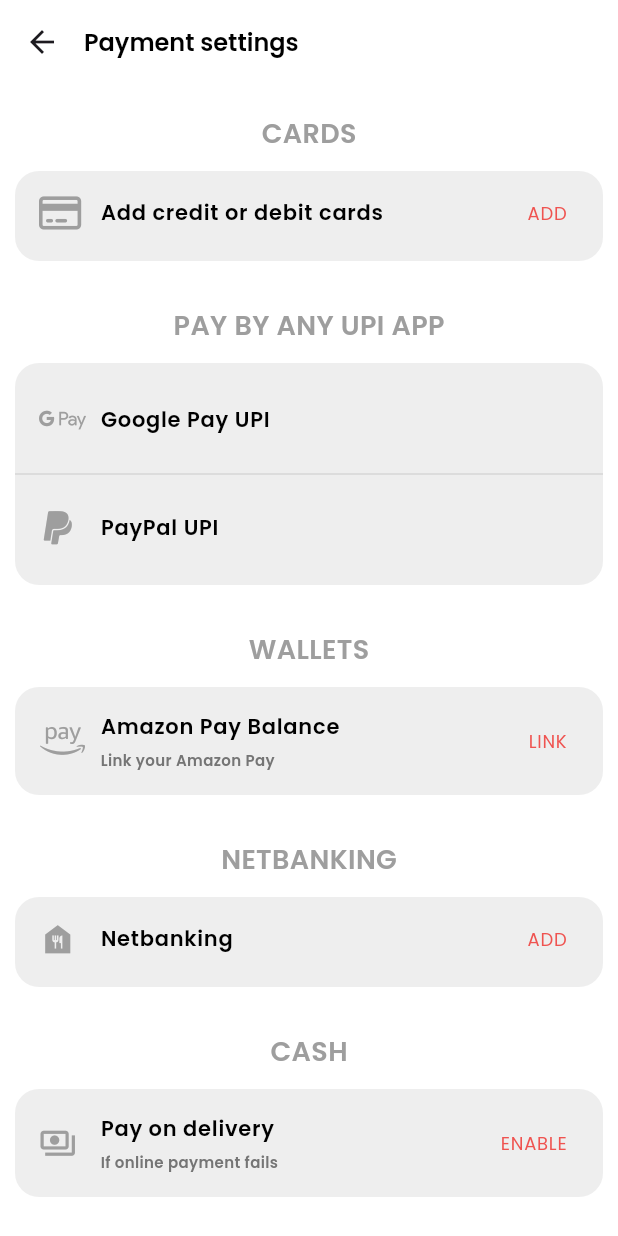
After one commit to VandanKambodi/Snackzilla, a Flutter app: the paymentSet screen opened directly, on a phone screen of 412 x 824 dp. The commit adds this screen. Run offline on Flutter 3.47's test engine with Material 3 defaults, Android fonts, the phone set to English and light mode, and no system bars; our stand-ins replace font_awesome_flutter.

Commit message:
Payment settings Page
Add Payment settings Page

```diff
--- /dev/null
+++ b/lib/Settings/paymentSet.dart
@@ -0,0 +1,162 @@
+
+import 'package:flutter/cupertino.dart';
+import 'package:flutter/material.dart';
+import 'package:font_awesome_flutter/font_awesome_flutter.dart';
+
+class paymentSet extends StatefulWidget{
+  @override
+  State<paymentSet> createState() => _paymentSetState();
+}
+
+class _paymentSetState extends State<paymentSet> {
+  @override
+  Widget build(BuildContext context) {
+    // TODO: implement build
+    return Scaffold(
+      appBar: AppBar(
+        automaticallyImplyLeading: true,
+        elevation: 0,
+        backgroundColor: Colors.white,
+        titleSpacing: 0,
+        title: Text("Payment settings",style: TextStyle(color: Colors.black,fontFamily: 'pageHead', fontSize: 16),),
+      ),
+
+      body: Padding(
+        padding: const EdgeInsets.all(10.0),
+        child: Column(
+          children: [
+            SizedBox(height: 10,),
+            Row(
+              mainAxisAlignment: MainAxisAlignment.center,
+              children: [
+                Text("CARDS",style: TextStyle(color: Colors.grey.shade500,fontFamily: 'pageHead',fontSize: 18),),
+              ],
+            ),
+            SizedBox(height: 12,),
+            Container(
+              decoration: BoxDecoration(
+                color: Colors.grey.shade200,
+                borderRadius: BorderRadius.circular(16),
+              ),
+              height: 60,
+              child: ListTile(
+                leading: Icon(FontAwesomeIcons.creditCard,color: Colors.grey,size: 25,),
+                title: Text("Add credit or debit cards",style: TextStyle(color: Colors.black,fontFamily: 'pageHead',fontSize: 14),),
+                trailing: Text("ADD",style: TextStyle(color: Colors.red.shade400,fontFamily: 'description',fontSize: 12),),
+              ),
+            ),
+            SizedBox(height: 30,),
+            Row(
+              mainAxisAlignment: MainAxisAlignment.center,
+              children: [
+                Text("PAY BY ANY UPI APP",style: TextStyle(color: Colors.grey.shade500,fontFamily: 'pageHead',fontSize: 18),),
+              ],
+            ),
+            SizedBox(height: 12,),
+            Container(
+              decoration: BoxDecoration(
+                color: Colors.grey.shade200,
+                borderRadius: BorderRadius.circular(16),
+              ),
+              child: Column(
+                children: [
+                  SizedBox(height: 10,),
+                  ListTile(
+                    leading: Icon(FontAwesomeIcons.googlePay,color: Colors.grey,size: 25,),
+                    title: Text("Google Pay UPI",style: TextStyle(color: Colors.black,fontFamily: 'pageHead',fontSize: 14),),
+                  ),
+                  Divider(
+                      color: Colors.grey.shade400,
+                      thickness: 0.5,
+                      indent: 0,
+                      endIndent: 0,
+                    ),
+                  ListTile(
+                    leading: Icon(FontAwesomeIcons.paypal,color: Colors.grey,size: 25,),
+                    title: Text("PayPal UPI",style: TextStyle(color: Colors.black,fontFamily: 'pageHead',fontSize: 14),),
+                  ),
+                  SizedBox(height: 10,),
+                ],
+              ),
+            ),
+            SizedBox(height: 30,),
+            Row(
+              mainAxisAlignment: MainAxisAlignment.center,
+              children: [
+                Text("WALLETS",style: TextStyle(color: Colors.grey.shade500,fontFamily: 'pageHead',fontSize: 18),),
+              ],
+            ),
+            SizedBox(height: 12,),
+            Container(
+              decoration: BoxDecoration(
+                color: Colors.grey.shade200,
+                borderRadius: BorderRadius.circular(16),
+              ),
+              child: Column(
+                children: [
+                  ListTile(
+                    leading: Icon(FontAwesomeIcons.amazonPay,color: Colors.grey,size: 25,),
+                    title: Text("Amazon Pay Balance",style: TextStyle(color: Colors.black,fontFamily: 'pageHead',fontSize: 14),),
+                    subtitle: Text("Link your Amazon Pay",style: TextStyle(color: Colors.grey.shade600,fontFamily: 'pageHead',fontSize: 10),),
+                    trailing: Text("LINK",style: TextStyle(color: Colors.red.shade400,fontFamily: 'description',fontSize: 12),),
+                  ),
+                ],
+              ),
+            ),
+            SizedBox(height: 30),
+            Row(
+              mainAxisAlignment: MainAxisAlignment.center,
+              children: [
+                Text("NETBANKING",style: TextStyle(color: Colors.grey.shade500,fontFamily: 'pageHead',fontSize: 18),),
+              ],
+            ),
+            SizedBox(height: 12,),
+            Container(
+              decoration: BoxDecoration(
+                color: Colors.grey.shade200,
+                borderRadius: BorderRadius.circular(16),
+              ),
+              height: 60,
+              child: Column(
+                children: [
+                  ListTile(
+                    leading: Icon(Icons.food_bank,color: Colors.grey,size: 25,),
+                    title: Text("Netbanking",style: TextStyle(color: Colors.black,fontFamily: 'pageHead',fontSize: 14),),
+                    trailing: Text("ADD",style: TextStyle(color: Colors.red.shade400,fontFamily: 'description',fontSize: 12),),
+                  ),
+                ],
+              ),
+            ),
+            SizedBox(height: 30,),
+            Row(
+              mainAxisAlignment: MainAxisAlignment.center,
+              children: [
+                Text("CASH",style: TextStyle(color: Colors.grey.shade500,fontFamily: 'pageHead',fontSize: 18),),
+              ],
+            ),
+            SizedBox(height: 12,),
+            Container(
+              decoration: BoxDecoration(
+                color: Colors.grey.shade200,
+                borderRadius: BorderRadius.circular(16),
+              ),
+              child: Column(
+                children: [
+                  ListTile(
+                    leading: Icon(Icons.payments_outlined,color: Colors.grey,size: 25,),
+                    title: Text("Pay on delivery",style: TextStyle(color: Colors.black,fontFamily: 'pageHead',fontSize: 14),),
+                    subtitle: Text("If online payment fails",style: TextStyle(color: Colors.grey.shade600,fontFamily: 'pageHead',fontSize: 10),),
+                    trailing: Text("ENABLE",style: TextStyle(color: Colors.red.shade400,fontFamily: 'description',fontSize: 12),),
+                  ),
+                ],
+              ),
+            ),
+            SizedBox(height: 30,),
+          ],
+        ),
+      ),
+
+      backgroundColor: Colors.white,
+    );
+  }
+}
--- a/lib/Settings/settingPage.dart
+++ b/lib/Settings/settingPage.dart
@@ -4,6 +4,7 @@
 import 'package:snackzilla/Home/homePage.dart';
 import 'package:snackzilla/Profile/profilePage.dart';
 import 'package:snackzilla/Settings/accountSetPage.dart';
+import 'package:snackzilla/Settings/paymentSet.dart';
 
 class settingPage extends StatefulWidget{
   @override
@@ -107,7 +108,11 @@
                   endIndent: 20,
                 ),
               ),
-              Padding(
+              GestureDetector(
+                onTap: (){
+                  Navigator.push(context, MaterialPageRoute(builder: (context)=>paymentSet()));
+                },
+                child: Padding(
                   padding: const EdgeInsets.all(8.0),
                   child: Column(
                     mainAxisAlignment: MainAxisAlignment.start,
@@ -116,6 +121,7 @@
                       Text("Card details",style: TextStyle(color: Colors.black,fontFamily: 'pageHead', fontSize: 15),),
                       Text("Change your UPI, Credit card and debit card details.",style: TextStyle(color: Colors.black,fontFamily: 'description', fontSize: 12),),
                     ],
+                  ),
                 ),
               ),
               Padding(
```
Lines whose indentation alone changed are shown as unchanged.
